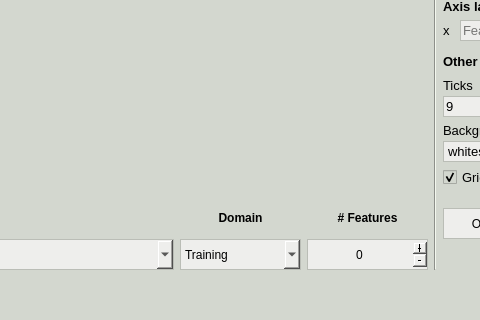
Before: the Qt Designer form pyanno4rt/visualization/designs/visualizer.ui in pyanno4rt/pyanno4rt, drawn with Qt 5; both pictures show x 327 to 807 and y 360 to 680 of the 920 by 680 pixel window.
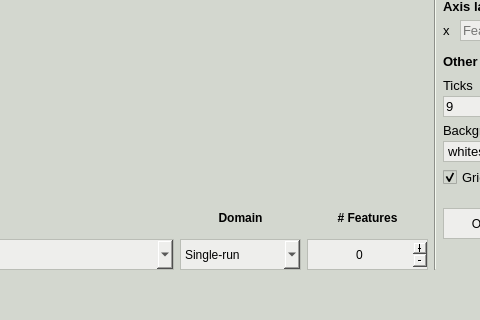
After: the same form once the commit is applied. The open tabs and pages were chosen to show the change. Icons and pictures are not drawn.

Patch:
```diff
--- a/pyanno4rt/visualization/designs/visualizer.ui
+++ b/pyanno4rt/visualization/designs/visualizer.ui
@@ -4446,7 +4446,7 @@
                              </property>
                              <item>
                               <property name="text">
-                               <string>Training</string>
+                               <string>Single-run</string>
                               </property>
                              </item>
                              <item>
```
Left out of the diff: 2 changed lines with no effect on the pictures.
